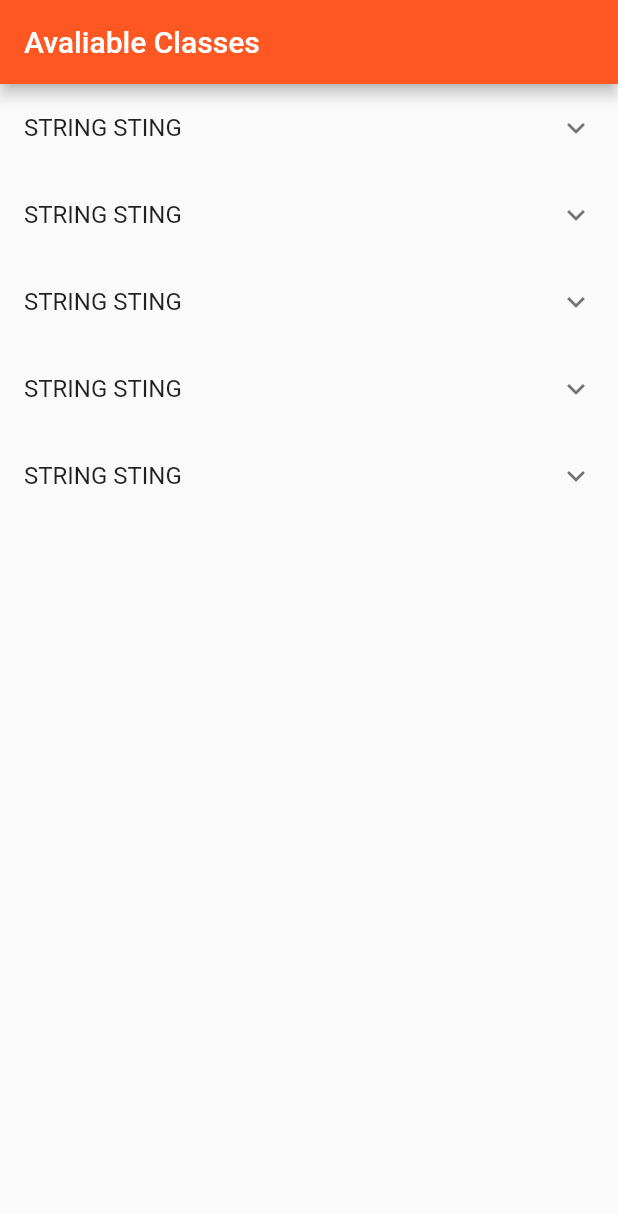
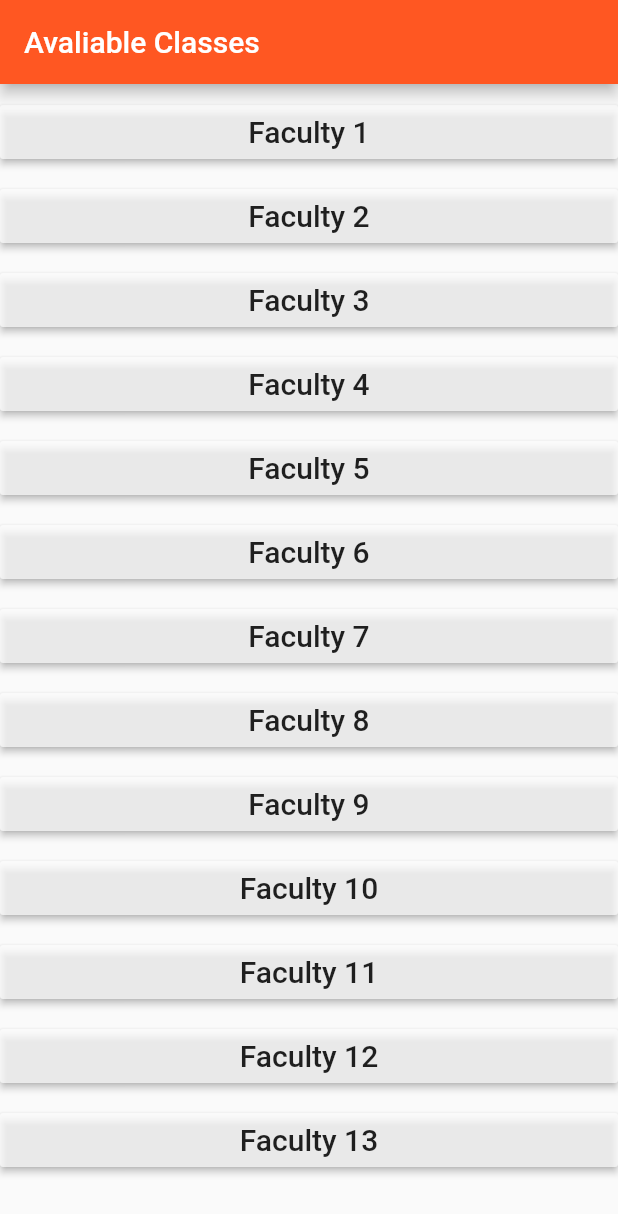
Before and after one commit to mobileappdevhm/concept-team-2-fml-ben, a Flutter app: the AvaliableClass screen opened directly, on a phone screen of 412 x 824 dp. Shown: the top 1214 px of the screen. Run offline on Flutter 3.47's test engine with Material 2 defaults, Android fonts, the phone set to English and light mode, and no system bars.

Commit message:
Solid Front End Demo!!! :D

```diff
--- a/lib/AvaliableClass.dart
+++ b/lib/AvaliableClass.dart
@@ -1,7 +1,7 @@
 import 'package:flutter/material.dart';
-import 'globals.dart' as globals;
+//import 'globals.dart' as globals;
 //import 'GlobalFunctions.dart';
-import './ClassInfo.dart';
+import './FacultyPage.dart';
 
 
 class AvaliableClass extends StatefulWidget {
@@ -29,86 +29,23 @@ class _AvaliableClassState extends State<AvaliableClass>{
   List<Widget> getAvaliableClasses() {
     List<Widget> ClassList = <Widget>[];
     //Poll database for information and number of entries.
-    for (int i = 0; i < 5; i++) {
+    for (int i = 1; i < 14; i++) {
       ClassList.add(
-        new ExpansionTile(
-          title: new Text("STRING STING"),
-          children: <Widget>[
-            new Padding(padding: new EdgeInsets.fromLTRB(20.0, 0.0, 0.0, 8.0)),
-            new Row(
+        new Container(
+          child: new RaisedButton(
+            onPressed: () => Navigator.pushNamed(context, FacultyPage.routeName),
+            child: new Text("Faculty "+i.toString(), style: new TextStyle(fontSize: 20.0),),
+            color: Colors.white70,
 
-              crossAxisAlignment: CrossAxisAlignment.start,
+          ),
+          padding: new EdgeInsets.fromLTRB(0.0, 8.0, 0.0, 00.0),
+        ),
+      );
 
-              children: <Widget>[
-                new Column(
-                    children: <Widget>[
-                      new Padding(
-                          padding: new EdgeInsets.fromLTRB(8.0, 0.0, 0.0, 0.0)),
-                      new Text(
-                        'Class Time',
-                        style: new TextStyle(
-                          fontSize: 25.0,
-                        ),
-                      ),
-                      new Text(
-                        'Class Location',
-                        style: new TextStyle(
-                          fontSize: 25.0,
-                        ),
-                      ),
-                    ]
-                ),
-                new Padding(
-                    padding: new EdgeInsets.fromLTRB(20.0, 0.0, 0.0, 8.0)),
-                new FloatingActionButton(
-                  backgroundColor: Colors.blue,
-                  onPressed: () => getMoreInfo(),
-                  child: new Text("i",
-                    style: new TextStyle(
-                      fontWeight: FontWeight.bold,
-                      fontSize: 35.0,
-                    ),
-                  ),
-                ),
-                new Padding(
-                    padding: new EdgeInsets.fromLTRB(50.0, 0.0, 0.0, 8.0)),
-                new FloatingActionButton(
-                  backgroundColor: Colors.red,
-                  onPressed: () => addMyClass(),
-                  //onPressed: null,
-                  child: new Text("+",
-                    style: new TextStyle(
-                      fontWeight: FontWeight.bold,
-                      fontSize: 35.0,
-                    ),
-                  ),
-                ),
 
-                new Padding(
-                    padding: new EdgeInsets.fromLTRB(0.0, 0.0, 0.0, 20.0)),
-
-              ],
-            ),
-          ],
-        ),
-
-      );
 
     }
     return ClassList;
   }
 
-
-  getMoreInfo() {
-//getMoreInfo(BuildContext context) {
-    Navigator.pushNamed(this.context, ClassInfo.routeName);
-    //navigate to new page, I dont think a navigation here will work as it does depend on context, might need to pass in something, somehow?????
-    //Need Context to be passed in but this ListView is made before the context...... Interesting problem.
-  }
-
-  addMyClass() {
-    //should add class to My Class in sqlite if we go that route.
-    //Getting wierd crash when i call this.
-    globals.count++;
-  }
 }
--- a/lib/main.dart
+++ b/lib/main.dart
@@ -3,6 +3,7 @@ import './AvaliableClass.dart' as AvaliableClass;
 import './MapPage.dart' as MapPage;
 import './MyClasses.dart' as MyCasses;
 import './ClassInfo.dart';
+import './FacultyPage.dart';
 
 void main() => runApp(new MyApp());
 
@@ -18,7 +19,8 @@ class MyApp extends StatelessWidget {
         primarySwatch: Colors.blue,
       ),
      routes: <String, WidgetBuilder>{
-      ClassInfo.routeName: (BuildContext context) => new ClassInfo(),
+       ClassInfo.routeName: (BuildContext context) => new ClassInfo(),
+       FacultyPage.routeName: (BuildContext context) => new FacultyPage(),
     },
       home: new MyHomePage(),
     );
```
Also changed, not shown: lib/ClassInfo.dart (+5 -8 lines), lib/FacultyPage.dart (added, +118 -0 lines), lib/MapPage.dart (+4 -10 lines), lib/MyClasses.dart (+8 -1 lines).
